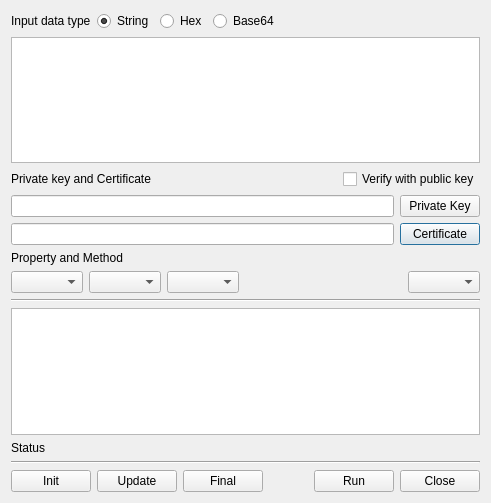
jykim74/BerEditor, file BerEditor/sign_verify_dlg.ui: the form before one commit.
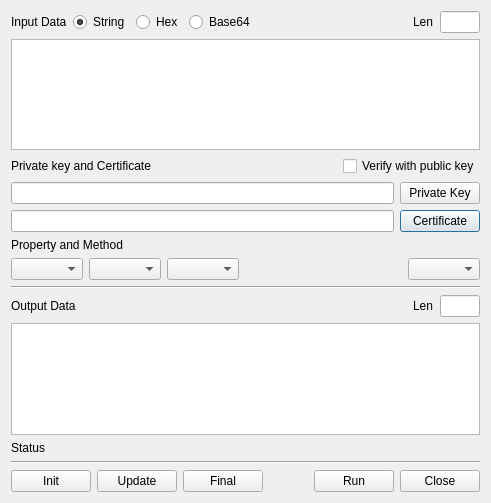
The form after the commit.

```diff
--- a/BerEditor/sign_verify_dlg.ui
+++ b/BerEditor/sign_verify_dlg.ui
@@ -14,6 +14,13 @@
    <string>Signature / Verify</string>
   </property>
   <layout class="QGridLayout" name="gridLayout">
+   <item row="12" column="0" colspan="6">
+    <widget class="QLabel" name="mStatusLabel">
+     <property name="text">
+      <string>Status</string>
+     </property>
+    </widget>
+   </item>
    <item row="6" column="0" colspan="6">
     <layout class="QHBoxLayout" name="horizontalLayout_3">
      <item>
@@ -28,13 +35,110 @@
      </item>
     </layout>
    </item>
-   <item row="11" column="0" colspan="6">
-    <widget class="QLabel" name="mStatusLabel">
+   <item row="7" column="0" colspan="2">
+    <widget class="QLabel" name="label_3">
      <property name="text">
-      <string>Status</string>
+      <string>Property and Method</string>
      </property>
     </widget>
    </item>
+   <item row="2" column="0" colspan="6">
+    <widget class="QPlainTextEdit" name="mInputText"/>
+   </item>
+   <item row="13" column="0" colspan="6">
+    <widget class="Line" name="line_2">
+     <property name="orientation">
+      <enum>Qt::Horizontal</enum>
+     </property>
+    </widget>
+   </item>
+   <item row="15" column="1">
+    <spacer name="verticalSpacer">
+     <property name="orientation">
+      <enum>Qt::Vertical</enum>
+     </property>
+     <property name="sizeHint" stdset="0">
+      <size>
+       <width>20</width>
+       <height>40</height>
+      </size>
+     </property>
+    </spacer>
+   </item>
+   <item row="1" column="0" colspan="6">
+    <layout class="QHBoxLayout" name="horizontalLayout">
+     <item>
+      <widget class="QLabel" name="label">
+       <property name="text">
+        <string>Input Data</string>
+       </property>
+      </widget>
+     </item>
+     <item>
+      <widget class="QRadioButton" name="mInputStringRadio">
+       <property name="text">
+        <string>String</string>
+       </property>
+       <property name="checked">
+        <bool>true</bool>
+       </property>
+      </widget>
+     </item>
+     <item>
+      <widget class="QRadioButton" name="mInputHexRadio">
+       <property name="text">
+        <string>Hex</string>
+       </property>
+      </widget>
+     </item>
+     <item>
+      <widget class="QRadioButton" name="mInputBase64Radio">
+       <property name="text">
+        <string>Base64</string>
+       </property>
+      </widget>
+     </item>
+     <item>
+      <spacer name="horizontalSpacer">
+       <property name="orientation">
+        <enum>Qt::Horizontal</enum>
+       </property>
+       <property name="sizeHint" stdset="0">
+        <size>
+         <width>40</width>
+         <height>20</height>
+        </size>
+       </property>
+      </spacer>
+     </item>
+     <item>
+      <widget class="QLabel" name="label_5">
+       <property name="text">
+        <string>Len</string>
+       </property>
+      </widget>
+     </item>
+     <item>
+      <widget class="QLineEdit" name="mInputLenText">
+       <property name="minimumSize">
+        <size>
+         <width>40</width>
+         <height>0</height>
+        </size>
+       </property>
+       <property name="maximumSize">
+        <size>
+         <width>40</width>
+         <height>16777215</height>
+        </size>
+       </property>
+       <property name="readOnly">
+        <bool>true</bool>
+       </property>
+      </widget>
+     </item>
+    </layout>
+   </item>
    <item row="8" column="0" colspan="6">
     <layout class="QHBoxLayout" name="horizontalLayout_4">
      <item>
@@ -64,7 +168,7 @@
      </item>
     </layout>
    </item>
-   <item row="13" column="0" colspan="6">
+   <item row="14" column="0" colspan="6">
     <layout class="QGridLayout" name="gridLayout_3">
      <property name="topMargin">
       <number>0</number>
@@ -119,6 +223,9 @@
      </item>
     </layout>
    </item>
+   <item row="11" column="0" colspan="6">
+    <widget class="QPlainTextEdit" name="mOutputText"/>
+   </item>
    <item row="5" column="0" colspan="6">
     <layout class="QHBoxLayout" name="horizontalLayout_2">
      <item>
@@ -140,19 +247,6 @@
      </property>
     </widget>
    </item>
-   <item row="14" column="1">
-    <spacer name="verticalSpacer">
-     <property name="orientation">
-      <enum>Qt::Vertical</enum>
-     </property>
-     <property name="sizeHint" stdset="0">
-      <size>
-       <width>20</width>
-       <height>40</height>
-      </size>
-     </property>
-    </spacer>
-   </item>
    <item row="3" column="0" colspan="6">
     <layout class="QGridLayout" name="gridLayout_2">
      <property name="topMargin">
@@ -187,73 +281,58 @@
      </item>
     </layout>
    </item>
-   <item row="1" column="0" colspan="6">
-    <layout class="QHBoxLayout" name="horizontalLayout">
-     <item>
-      <widget class="QLabel" name="label">
-       <property name="text">
-        <string>Input data type</string>
-       </property>
-      </widget>
-     </item>
-     <item>
-      <widget class="QRadioButton" name="mInputStringBtn">
-       <property name="text">
-        <string>String</string>
-       </property>
-       <property name="checked">
-        <bool>true</bool>
-       </property>
-      </widget>
-     </item>
-     <item>
-      <widget class="QRadioButton" name="mInputHexBtn">
-       <property name="text">
-        <string>Hex</string>
-       </property>
-      </widget>
-     </item>
-     <item>
-      <widget class="QRadioButton" name="mInputBase64Btn">
-       <property name="text">
-        <string>Base64</string>
-       </property>
-      </widget>
-     </item>
-     <item>
-      <spacer name="horizontalSpacer">
-       <property name="orientation">
-        <enum>Qt::Horizontal</enum>
-       </property>
-       <property name="sizeHint" stdset="0">
-        <size>
-         <width>40</width>
-         <height>20</height>
-        </size>
-       </property>
-      </spacer>
-     </item>
-    </layout>
-   </item>
-   <item row="7" column="0" colspan="2">
-    <widget class="QLabel" name="label_3">
-     <property name="text">
-      <string>Property and Method</string>
-     </property>
-    </widget>
-   </item>
-   <item row="2" column="0" colspan="6">
-    <widget class="QPlainTextEdit" name="mInputText"/>
-   </item>
    <item row="10" column="0" colspan="6">
-    <widget class="QPlainTextEdit" name="mOutputText"/>
-   </item>
-   <item row="12" column="0" colspan="6">
-    <widget class="Line" name="line_2">
-     <property name="orientation">
-      <enum>Qt::Horizontal</enum>
+    <layout class="QGridLayout" name="gridLayout_4">
+     <property name="topMargin">
+      <number>0</number>
      </property>
-    </widget>
+     <item row="0" column="1">
+      <spacer name="horizontalSpacer_5">
+       <property name="orientation">
+        <enum>Qt::Horizontal</enum>
+       </property>
+       <property name="sizeHint" stdset="0">
+        <size>
+         <width>40</width>
+         <height>20</height>
+        </size>
+       </property>
+      </spacer>
+     </item>
+     <item row="0" column="3">
+      <widget class="QLineEdit" name="mOutputLenText">
+       <property name="minimumSize">
+        <size>
+         <width>40</width>
+         <height>0</height>
+        </size>
+       </property>
+       <property name="maximumSize">
+        <size>
+         <width>40</width>
+         <height>16777215</height>
+        </size>
+       </property>
+       <property name="readOnly">
+        <bool>true</bool>
+       </property>
+      </widget>
+     </item>
+     <item row="0" column="0">
+      <widget class="QLabel" name="label_2">
+       <property name="text">
+        <string>Output Data</string>
+       </property>
+      </widget>
+     </item>
+     <item row="0" column="2">
+      <widget class="QLabel" name="label_4">
+       <property name="text">
+        <string>Len</string>
+       </property>
+      </widget>
+     </item>
+    </layout>
    </item>
   </layout>
  </widget>
```
Left out of the diff: 6 changed lines with no effect on the pictures.
